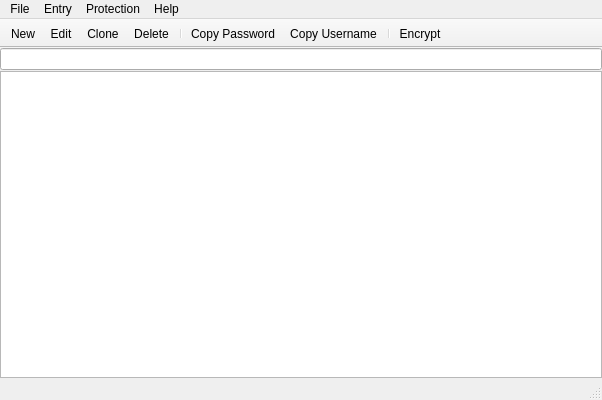
Above: Wilhelmina/Wilhelmina.ui from nrosvall/Wilhelmina before the change. Below: the same form after it.
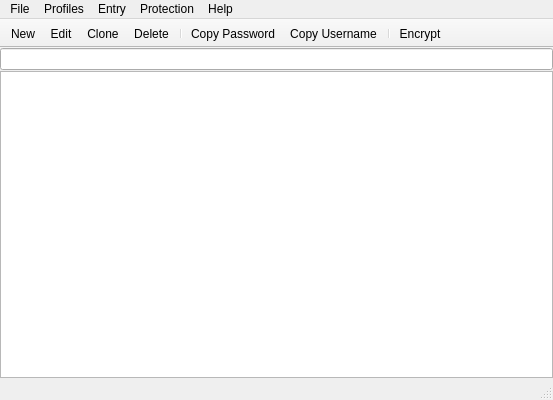
That is the form after the change. Icons and pictures are not drawn.

Commit message: Implement easier profile switching

Patch:
```diff
--- a/Wilhelmina/Wilhelmina.ui
+++ b/Wilhelmina/Wilhelmina.ui
@@ -6,7 +6,7 @@
    <rect>
     <x>0</x>
     <y>0</y>
-    <width>602</width>
+    <width>553</width>
     <height>400</height>
    </rect>
   </property>
@@ -74,7 +74,7 @@
     <rect>
      <x>0</x>
      <y>0</y>
-     <width>602</width>
+     <width>553</width>
      <height>22</height>
     </rect>
    </property>
@@ -126,7 +126,13 @@
     <addaction name="actionAbout"/>
     <addaction name="actionHomepage"/>
    </widget>
+   <widget class="QMenu" name="menuProfiles">
+    <property name="title">
+     <string>Profiles</string>
+    </property>
+   </widget>
    <addaction name="menuFile"/>
+   <addaction name="menuProfiles"/>
    <addaction name="menuEntries"/>
    <addaction name="menuProtection"/>
    <addaction name="menuHelp"/>
```
Left out of the diff: 5 changed lines with no effect on the pictures. The commit also changes 5 other files.
